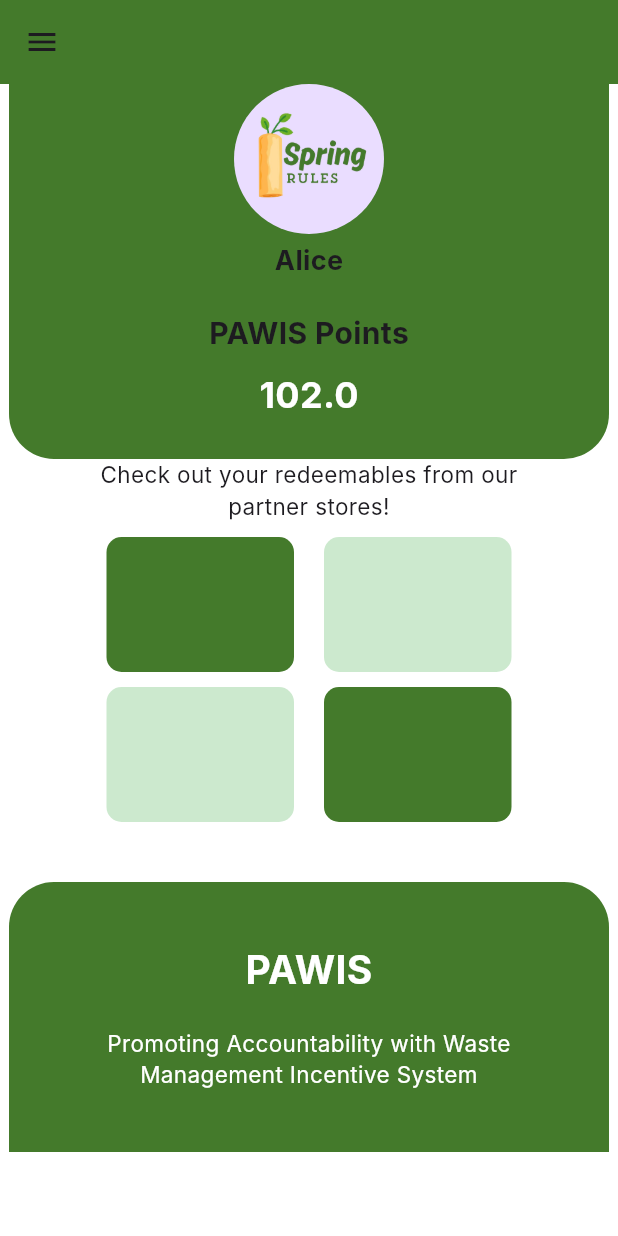
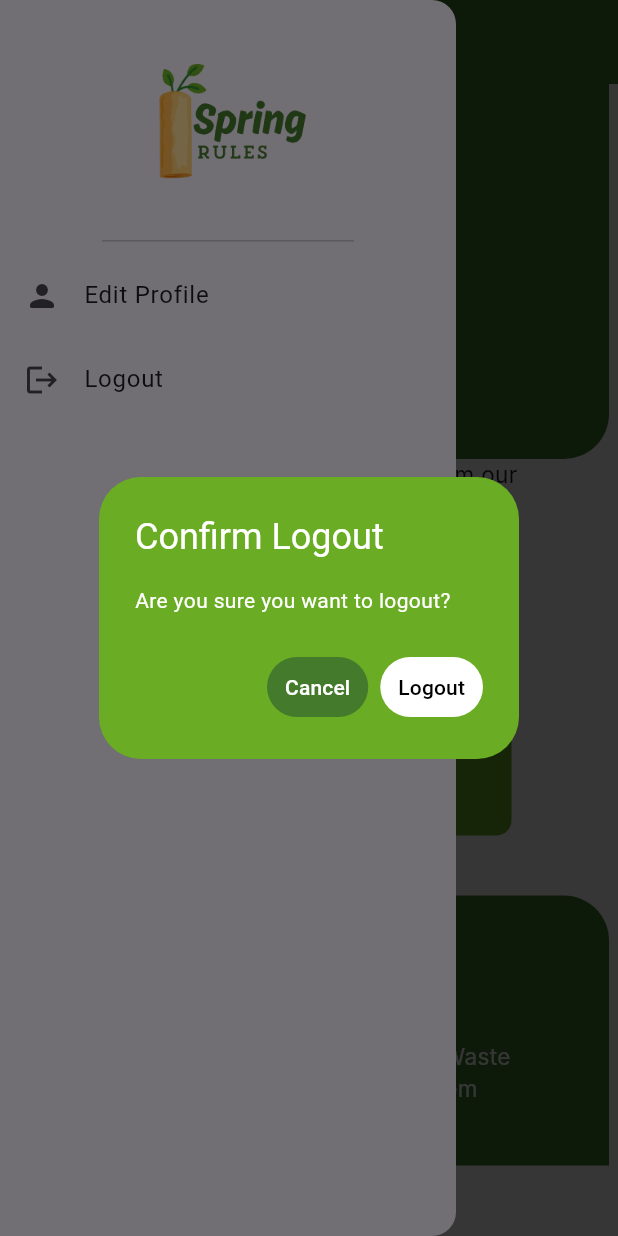
Before and after one commit to C8mcs/Project-PAWIS, a Flutter app: the Homepage screen opened by its route, in the side drawer, after a tap on "Logout", on a phone screen of 412 x 824 dp. Run offline on Flutter 3.47's test engine with Material 3 defaults, Android fonts, the phone set to English and light mode, and no system bars; our stand-ins replace image_picker; Roboto replaces fonts that are missing (Inter).

Commit message:
fixed connection to all pages

```diff
--- a/lib/homepage.dart
+++ b/lib/homepage.dart
@@ -1,9 +1,5 @@
 import 'package:flutter/material.dart';
-
-//remove once connected
-void main() {
-  runApp(MyApp());
-}
+import 'package:flutter/widgets.dart';
 
 class MyApp extends StatelessWidget {
   @override
@@ -41,7 +37,6 @@ class Homepage extends StatelessWidget {
               leading: Icon(Icons.person_rounded),
               title: Text('Edit Profile'),
               onTap: () {
-                // open edit user profile
                 Navigator.pop(context);
                 Navigator.pushNamed(context, '/edit_profile');
               },
@@ -50,8 +45,45 @@ class Homepage extends StatelessWidget {
               leading: Icon(Icons.logout),
               title: Text('Logout'),
               onTap: () {
-                Navigator.pop(context);
-                //logout user
+                showDialog(
+                  context: context,
+                  builder: (BuildContext context) {
+                    return AlertDialog(
+                      backgroundColor: Color.fromRGBO(0x6A, 0xAD, 0x24, 1.0),
+                      title: Text(
+                        "Confirm Logout",
+                        style: TextStyle(color: Colors.white),
+                      ),
+                      content: Text(
+                        "Are you sure you want to logout?",
+                        style: TextStyle(color: Colors.white),
+                      ),
+                      actions: [
+                        TextButton(
+                          style: TextButton.styleFrom(
+                            foregroundColor: Colors.white,
+                            backgroundColor: Color.fromRGBO(68, 122, 43, 1),
+                          ),
+                          onPressed: () {
+                            Navigator.pop(context);
+                          },
+                          child: Text("Cancel"),
+                        ),
+                        TextButton(
+                          style: TextButton.styleFrom(
+                            foregroundColor: Colors.black,
+                            backgroundColor: Colors.white,
+                          ),
+                          onPressed: () {
+                            Navigator.pop(context);
+                            Navigator.pushNamed(context, '/login_page');
+                          },
+                          child: Text("Logout"),
+                        ),
+                      ],
+                    );
+                  },
+                );
               },
             ),
           ],
@@ -125,10 +157,10 @@ class Homepage extends StatelessWidget {
                 mainAxisAlignment: MainAxisAlignment.center,
                 children: [
                   Container(
-                    height: 90,
+                    height: 99,
                     width: 125,
                     decoration: const BoxDecoration(
-                      color: Color.fromRGBO(68, 122, 43, 1),
+                      color: Color.fromRGBO(0x6A, 0xAD, 0x24, 1.0),
                       borderRadius: BorderRadius.all(Radius.circular(10)),
                     ),
                   ),
@@ -164,7 +196,7 @@ class Homepage extends StatelessWidget {
                     height: 90,
                     width: 125,
                     decoration: const BoxDecoration(
-                      color: Color.fromRGBO(68, 122, 43, 1),
+                      color: Color.fromRGBO(0x6A, 0xAD, 0x24, 1.0),
                       borderRadius: BorderRadius.all(Radius.circular(10)),
                     ),
                   )
--- a/lib/login_page.dart
+++ b/lib/login_page.dart
@@ -6,8 +6,8 @@ class LoginPage extends StatelessWidget {
 
   @override
   Widget build(BuildContext context) {
-    return const MaterialApp(
-      home: MyForm(),
+    return const Scaffold(
+      body: MyForm(),
     );
   }
 }
@@ -26,6 +26,8 @@ class _MyFormState extends State<MyForm> {
     setState(() {
       submitted = true;
     });
+
+    Navigator.pushNamed(context, '/homepage');
   }
 
   @override
--- a/lib/registration_page.dart
+++ b/lib/registration_page.dart
@@ -5,8 +5,8 @@ class RegistrationPage extends StatelessWidget {
 
   @override
   Widget build(BuildContext context) {
-    return MaterialApp(
-      home: MyForm(),
+    return Scaffold(
+      body: MyForm(),
     );
   }
 }
@@ -25,6 +25,8 @@ class _MyFormState extends State<MyForm> {
     setState(() {
       submitted = true;
     });
+
+    Navigator.pushNamed(context, '/homepage');
   }
 
   @override
--- a/pubspec.yaml
+++ b/pubspec.yaml
@@ -9,7 +9,7 @@ environment:
 dependencies:
   flutter:
     sdk: flutter
-  image_picker: ^1.1.1
+  image_picker: ^0.8.6
 
 dev_dependencies:
   flutter_test:
```
Also changed, not shown: lib/edit_profile.dart (+19 -23 lines), lib/main.dart (+5 -5 lines), pubspec.lock.
